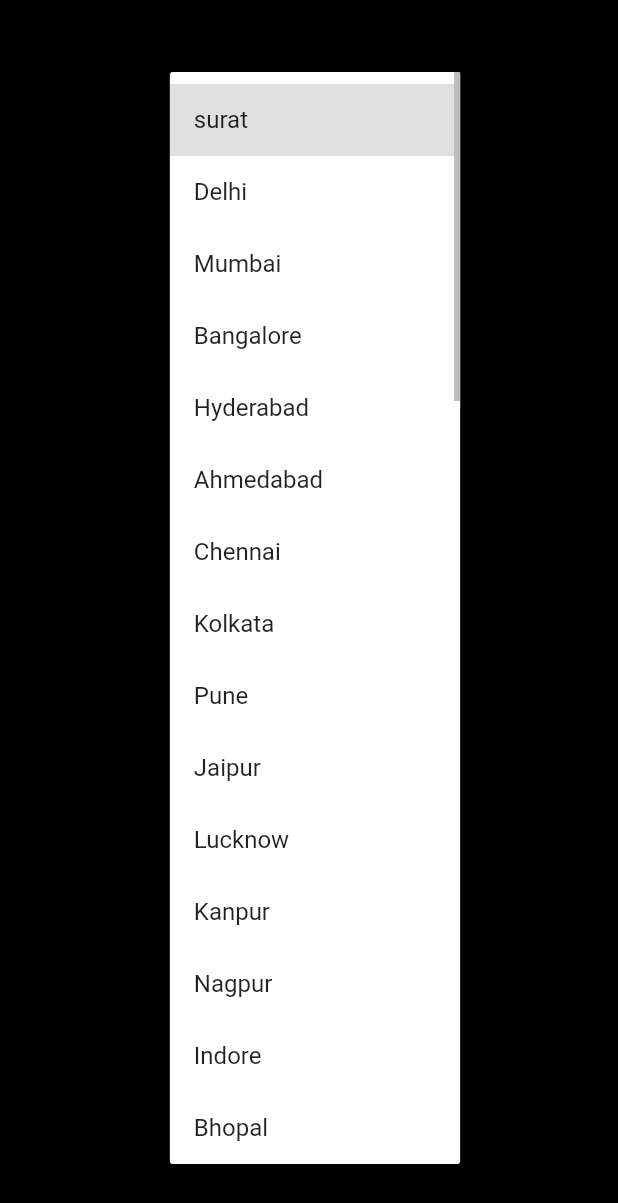
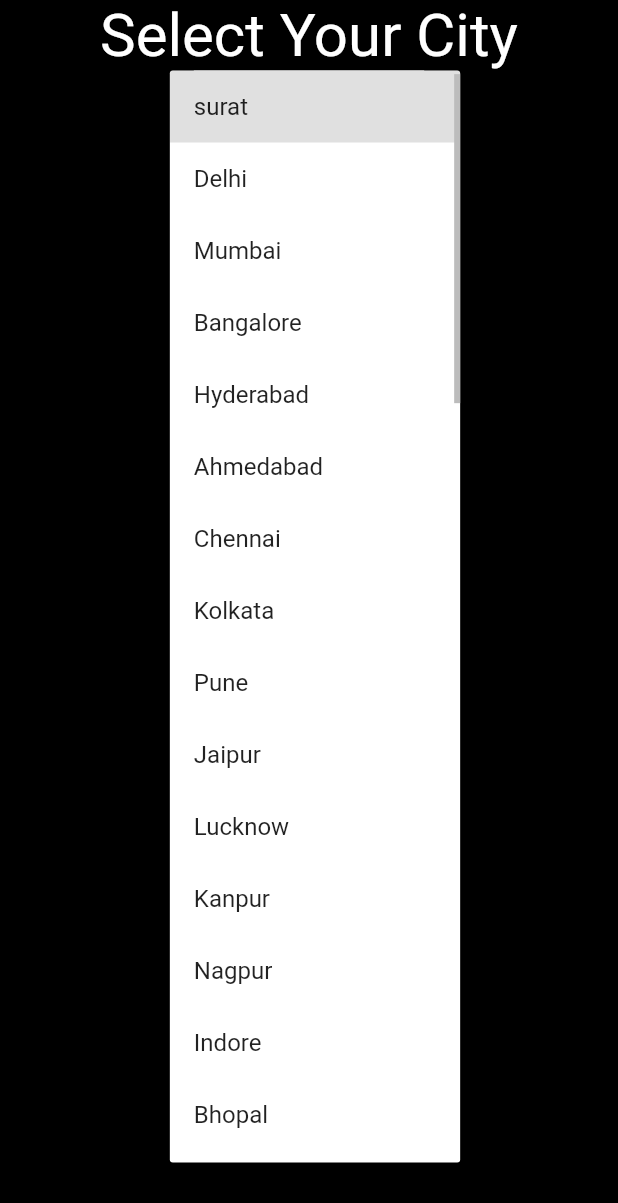
Before and after one commit to 6587rajvirani/contacts, a Flutter app: the call_history screen opened directly with empty values, after a tap on "surat", on a phone screen of 412 x 824 dp. Shown: the top 1203 px of the screen. Run offline on Flutter 3.47's test engine with Material 2 defaults, Android fonts, the phone set to English and light mode, and no system bars; our stand-ins replace share.

Commit message:
28/06/2022

```diff
--- a/lib/screen/home/view/callhistory.dart
+++ b/lib/screen/home/view/callhistory.dart
@@ -20,8 +20,12 @@ class _call_historyState extends State<call_history> {
         child: Scaffold(
           backgroundColor: Colors.black,
            body: Center(
-             child: Container(
-               color: Colors.orange,
+
+             child: Column(
+               children: [
+                 Text("Select Your City",style: TextStyle(color: Colors.white,fontSize: 40),),
+                Container(
+                 color: Colors.white,
                  child: DropdownButton(
                    value: selectcity,
                    onChanged: (value){
@@ -84,6 +88,8 @@ class _call_historyState extends State<call_history> {
                    dropdownColor: Colors.white,
                  ),
                ),
+             ],
+             ),
            ),
      )
     );
```
Also changed, not shown: lib/screen/home/view/contactspage.dart (+5 -3 lines), lib/screen/home/view/secondpage.dart (+6 -7 lines). Lines whose indentation alone changed are shown as unchanged.
